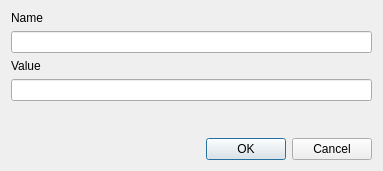
The window that properties.ui (ArmanHaghighi/Spice) describes before a commit, drawn with Qt 5.
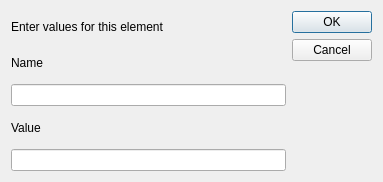
The same window after the commit.

What changed in the file:
```diff
--- a/properties.ui
+++ b/properties.ui
@@ -7,56 +7,50 @@
     <x>0</x>
     <y>0</y>
     <width>383</width>
-    <height>171</height>
+    <height>182</height>
    </rect>
   </property>
   <property name="windowTitle">
    <string>Dialog</string>
   </property>
-  <layout class="QVBoxLayout" name="verticalLayout">
-   <item>
-    <widget class="QLabel" name="Name">
-     <property name="text">
-      <string>Name</string>
-     </property>
-    </widget>
-   </item>
-   <item>
+  <layout class="QGridLayout" name="gridLayout">
+   <item row="2" column="0">
     <widget class="QLineEdit" name="NameTxt"/>
    </item>
-   <item>
+   <item row="5" column="0">
+    <widget class="QLineEdit" name="ValTxt"/>
+   </item>
+   <item row="4" column="0">
     <widget class="QLabel" name="Value">
      <property name="text">
       <string>Value</string>
      </property>
     </widget>
    </item>
-   <item>
-    <widget class="QLineEdit" name="ValTxt"/>
-   </item>
-   <item>
-    <spacer name="verticalSpacer">
-     <property name="orientation">
-      <enum>Qt::Orientation::Vertical</enum>
+   <item row="1" column="0">
+    <widget class="QLabel" name="Name">
+     <property name="text">
+      <string>Name</string>
      </property>
-     <property name="sizeHint" stdset="0">
-      <size>
-       <width>20</width>
-       <height>40</height>
-      </size>
-     </property>
-    </spacer>
+    </widget>
    </item>
-   <item>
+   <item row="0" column="1" rowspan="2">
     <widget class="QDialogButtonBox" name="buttonBox">
      <property name="orientation">
-      <enum>Qt::Orientation::Horizontal</enum>
+      <enum>Qt::Orientation::Vertical</enum>
      </property>
      <property name="standardButtons">
       <set>QDialogButtonBox::StandardButton::Cancel|QDialogButtonBox::StandardButton::Ok</set>
      </property>
     </widget>
    </item>
+   <item row="0" column="0">
+    <widget class="QLabel" name="label">
+     <property name="text">
+      <string>Enter values for this element</string>
+     </property>
+    </widget>
+   </item>
   </layout>
  </widget>
  <resources/>
```
